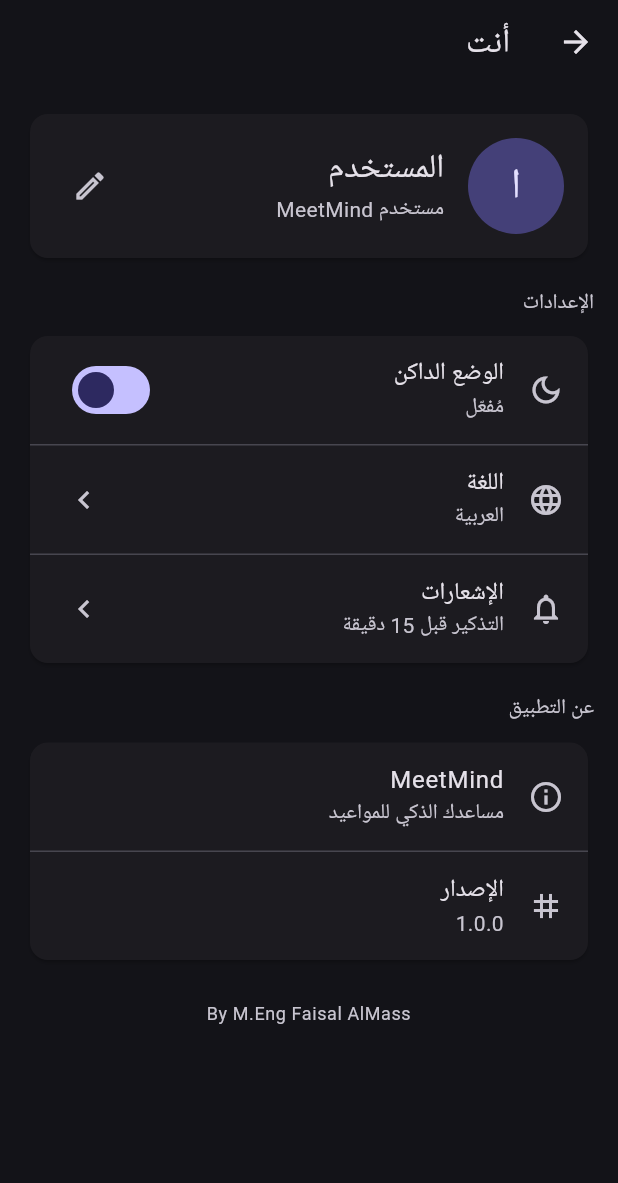
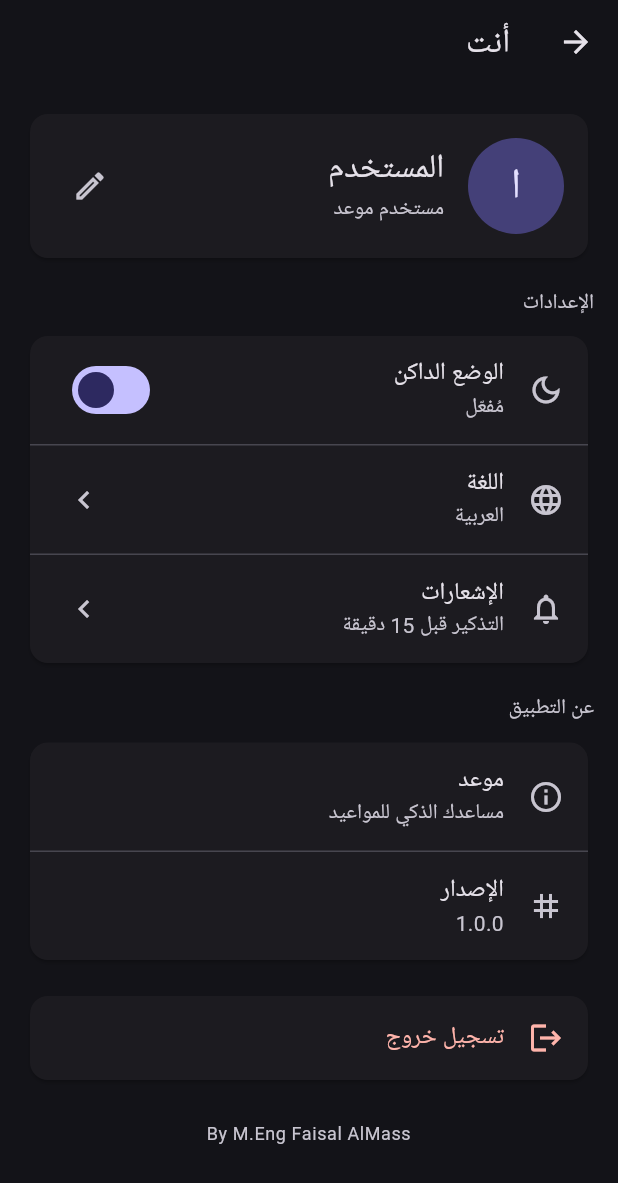
Before and after one commit to FaisalAlMass/meetmind, a Flutter app: the ProfileScreen screen opened directly, after a tap on "الوضع الداكن", on a phone screen of 412 x 824 dp. Shown: the top 1183 px of the screen. Run offline on Flutter 3.47's test engine with Material 3 defaults, Android fonts, the phone set to English and light mode, and no system bars; our stand-ins replace adhan, flutter_local_notifications, flutter_riverpod, hijri, shared_preferences, speech_to_text and 2 more; accounts and stored records are empty.

Commit message:
Rebrand to موعد, add real app icon, profile nav + logout
- New original brand mark (Arabic meem monogram + time dot, "ميم
  الموعد") drawn as a live theme-aware widget (MawidMark), used on the
  welcome screen.
- Generated real launcher icons for iOS/Android/macOS from that mark
  (including Android adaptive icon) via flutter_launcher_icons.
- Renamed the app's user-facing identity from "MeetMind" to "موعد"
  (Arabic) / "Maw'id" (English) everywhere it's visible: OS-level
  display name, in-app titles, welcome screen, permission prompts.
  Internal package name (package:meetmind) intentionally left alone.
- Tapping the avatar on the Today screen now opens the profile page.
- Added a logout action (with confirmation dialog) that clears the
  saved name and returns to the welcome screen; saved events are
  untouched since they're stored independently of the user's name.

```diff
--- a/lib/capabilities/calendar/presentation/profile_screen.dart
+++ b/lib/capabilities/calendar/presentation/profile_screen.dart
@@ -121,7 +121,7 @@
               children: [
                 ListTile(
                   leading: const Icon(Icons.info_outline),
-                  title: const Text('MeetMind'),
+                  title: Text(s.appName),
                   subtitle: Text(s.appTagline),
                 ),
                 const Divider(height: 1),
@@ -134,6 +134,15 @@
               ],
             ),
           ),
+          const SizedBox(height: 16),
+
+          Card(
+            child: ListTile(
+              leading: Icon(Icons.logout, color: cs.error),
+              title: Text(s.logoutLabel, style: TextStyle(color: cs.error)),
+              onTap: () => _logout(context, ref, s),
+            ),
+          ),
           const SizedBox(height: 24),
 
           Center(
@@ -144,6 +153,33 @@
         ],
       ),
     );
+  }
+
+  Future<void> _logout(BuildContext context, WidgetRef ref, AppStrings s) async {
+    final confirmed = await showDialog<bool>(
+      context: context,
+      builder: (ctx) => AlertDialog(
+        title: Text(s.logoutConfirmTitle),
+        content: Text(s.logoutConfirmBody),
+        actions: [
+          TextButton(
+            onPressed: () => Navigator.pop(ctx, false),
+            child: Text(s.cancel),
+          ),
+          FilledButton(
+            style: FilledButton.styleFrom(
+              backgroundColor: Theme.of(ctx).colorScheme.error,
+            ),
+            onPressed: () => Navigator.pop(ctx, true),
+            child: Text(s.logoutLabel),
+          ),
+        ],
+      ),
+    );
+
+    if (confirmed == true) {
+      await ref.read(userNameProvider.notifier).setName('');
+    }
   }
 
   Future<void> _editName(
--- a/lib/capabilities/calendar/presentation/welcome_screen.dart
+++ b/lib/capabilities/calendar/presentation/welcome_screen.dart
@@ -2,6 +2,7 @@
 import 'package:flutter_riverpod/flutter_riverpod.dart';
 import 'package:meetmind/shared/localization/app_strings.dart';
 import 'package:meetmind/shared/services/user_service.dart';
+import 'package:meetmind/shared/theme/mawid_mark.dart';
 
 class WelcomeScreen extends ConsumerStatefulWidget {
   const WelcomeScreen({super.key});
@@ -53,8 +54,14 @@
                   color: cs.primaryContainer,
                   borderRadius: BorderRadius.circular(20),
                 ),
-                child: Icon(Icons.auto_awesome,
-                    size: 40, color: cs.onPrimaryContainer),
+                child: Center(
+                  child: MawidMark(
+                    size: 40,
+                    letterColor: cs.onPrimaryContainer,
+                    ringColor: cs.onPrimaryContainer.withValues(alpha: 0.4),
+                    dotColor: cs.tertiary,
+                  ),
+                ),
               ),
               const SizedBox(height: 24),
               Text(s.welcomeTitle,
--- a/lib/main.dart
+++ b/lib/main.dart
@@ -7,6 +7,7 @@
 import 'package:meetmind/capabilities/calendar/presentation/today_screen.dart';
 import 'package:meetmind/capabilities/calendar/presentation/welcome_screen.dart';
 import 'package:meetmind/core/assistant/contracts.dart';
+import 'package:meetmind/shared/localization/app_strings.dart';
 import 'package:meetmind/shared/localization/locale_provider.dart';
 import 'package:meetmind/shared/services/notification_service.dart';
 import 'package:meetmind/shared/services/user_service.dart';
@@ -48,9 +49,10 @@
     final themeMode = ref.watch(themeModeProvider);
     final userName = ref.watch(userNameProvider);
     final locale = ref.watch(localeProvider);
+    final s = ref.watch(appStringsProvider);
 
     return MaterialApp(
-      title: 'MeetMind',
+      title: s.appName,
       debugShowCheckedModeBanner: false,
       theme: MeetMindTheme.light(),
       darkTheme: MeetMindTheme.dark(),
--- a/lib/shared/localization/app_strings.dart
+++ b/lib/shared/localization/app_strings.dart
@@ -8,7 +8,7 @@
 
   AppStrings._ar()
       : languageCode = 'ar',
-        appName = 'MeetMind',
+        appName = 'موعد',
         navToday = 'اليوم',
         navCalendar = 'التقويم',
         navSearch = 'بحث',
@@ -44,13 +44,17 @@
         searchHint = 'ابحث بالاسم أو التاريخ (بكرة، الأحد، 5 صفر)…',
         searchEmptyPrompt =
             'ابحث بالاسم، المشارك، الموقع — أو تاريخ زي "بكرة" أو "5 صفر"',
-        welcomeTitle = 'أهلًا بك في MeetMind',
+        welcomeTitle = 'أهلًا بك في موعد',
         welcomeSubtitle = 'مساعدك الذكي للمواعيد. وش نناديك؟',
         yourNameLabel = 'اسمك',
         yourNameHint = 'مثال: فيصل',
         letsStart = 'يلا نبدأ',
         editNameTooltip = 'تعديل الاسم',
-        meetmindUser = 'مستخدم MeetMind',
+        meetmindUser = 'مستخدم موعد',
+        logoutLabel = 'تسجيل خروج',
+        logoutConfirmTitle = 'تسجيل الخروج',
+        logoutConfirmBody =
+            'مواعيدك المحفوظة تبقى بأمان — بس لازم تدخل اسمك من جديد.',
         settingsSection = 'الإعدادات',
         darkMode = 'الوضع الداكن',
         onLabel = 'مُفعّل',
@@ -89,7 +93,7 @@
 
   AppStrings._en()
       : languageCode = 'en',
-        appName = 'MeetMind',
+        appName = "Maw'id",
         navToday = 'Today',
         navCalendar = 'Calendar',
         navSearch = 'Search',
@@ -127,13 +131,18 @@
         searchEmptyPrompt =
             'Search by name, participant, location — or a date like '
             '"tomorrow" or "5 Safar"',
-        welcomeTitle = 'Welcome to MeetMind',
+        welcomeTitle = "Welcome to Maw'id",
         welcomeSubtitle = 'Your smart scheduling assistant. What should we call you?',
         yourNameLabel = 'Your name',
         yourNameHint = 'e.g. John',
         letsStart = "Let's start",
         editNameTooltip = 'Edit name',
-        meetmindUser = 'MeetMind user',
+        meetmindUser = "Maw'id user",
+        logoutLabel = 'Log out',
+        logoutConfirmTitle = 'Log out',
+        logoutConfirmBody =
+            "Your saved events stay safe — you'll just need to enter your "
+            "name again.",
         settingsSection = 'Settings',
         darkMode = 'Dark mode',
         onLabel = 'On',
@@ -213,6 +222,9 @@
   final String letsStart;
   final String editNameTooltip;
   final String meetmindUser;
+  final String logoutLabel;
+  final String logoutConfirmTitle;
+  final String logoutConfirmBody;
   final String settingsSection;
   final String darkMode;
   final String onLabel;
--- /dev/null
+++ b/lib/shared/theme/mawid_mark.dart
@@ -0,0 +1,97 @@
+import 'package:flutter/material.dart';
+
+/// علامة "موعد" — حرف الميم داخل حلقة، مع نقطة تمثّل لحظة محجوزة.
+/// ترسم بالكود مباشرة (مو صورة) عشان تتكيّف تلقائيًا مع ألوان الثيم
+/// الحالي (فاتح/داكن).
+class MawidMark extends StatelessWidget {
+  const MawidMark({
+    super.key,
+    this.size = 40,
+    this.letterColor,
+    this.ringColor,
+    this.dotColor,
+  });
+
+  final double size;
+
+  /// ألوان اختيارية — تلقائيًا تاخذ ألوان الثيم الحالي، بس ممكن تفرضها
+  /// لو العلامة فوق خلفية ملوّنة (زي primaryContainer) تحتاج تباين مختلف.
+  final Color? letterColor;
+  final Color? ringColor;
+  final Color? dotColor;
+
+  @override
+  Widget build(BuildContext context) {
+    final cs = Theme.of(context).colorScheme;
+    return SizedBox(
+      width: size,
+      height: size,
+      child: CustomPaint(
+        painter: _MawidMarkPainter(
+          ringColor: ringColor ?? cs.primary.withValues(alpha: 0.45),
+          letterColor: letterColor ?? cs.onSurface,
+          dotColor: dotColor ?? cs.tertiary,
+        ),
+      ),
+    );
+  }
+}
+
+class _MawidMarkPainter extends CustomPainter {
+  _MawidMarkPainter({
+    required this.ringColor,
+    required this.letterColor,
+    required this.dotColor,
+  });
+
+  final Color ringColor;
+  final Color letterColor;
+  final Color dotColor;
+
+  @override
+  void paint(Canvas canvas, Size size) {
+    final center = Offset(size.width / 2, size.height / 2);
+    final radius = size.width / 2;
+
+    final ringPaint = Paint()
+      ..color = ringColor
+      ..style = PaintingStyle.stroke
+      ..strokeWidth = size.width * 0.035;
+    canvas.drawCircle(
+        center, radius - ringPaint.strokeWidth, ringPaint);
+
+    final textPainter = TextPainter(
+      text: TextSpan(
+        text: 'م',
+        style: TextStyle(
+          fontSize: size.width * 0.56,
+          fontWeight: FontWeight.w800,
+          color: letterColor,
+          height: 1,
+        ),
+      ),
+      textDirection: TextDirection.rtl,
+    )..layout();
+    textPainter.paint(
+      canvas,
+      Offset(
+        center.dx - textPainter.width / 2,
+        center.dy - textPainter.height / 2 + size.height * 0.02,
+      ),
+    );
+
+    final dotPaint = Paint()..color = dotColor;
+    canvas.drawCircle(
+      Offset(size.width * 0.80, size.height * 0.28),
+      size.width * 0.065,
+      dotPaint,
+    );
+  }
+
+  @override
+  bool shouldRepaint(covariant _MawidMarkPainter oldDelegate) {
+    return oldDelegate.ringColor != ringColor ||
+        oldDelegate.letterColor != letterColor ||
+        oldDelegate.dotColor != dotColor;
+  }
+}
```
Also changed, not shown: lib/capabilities/calendar/presentation/today_screen.dart (+20 -10 lines), pubspec.yaml (+12 -0 lines), assets/icon/mawid_icon.png (added), assets/icon/mawid_icon_foreground.png (added), pubspec.lock, 49 other files.
